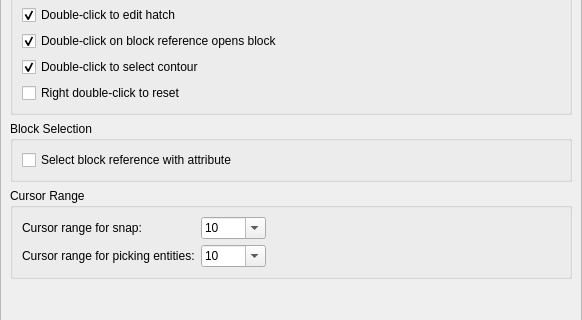
Before: the Qt Designer form scripts/Edit/AppPreferences/GraphicsViewPreferences/BehaviorPreferences/PreferencesPage.ui in qcad/qcad, drawn with Qt 5; both pictures show x 0 to 582 and y 127 to 447 of the 582 by 615 pixel window.
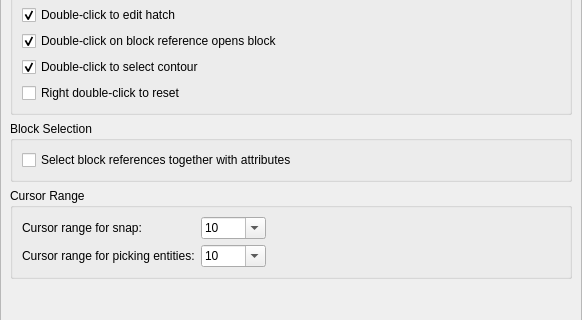
After: the same form once the commit is applied.

Diff of the .ui file:
```diff
--- a/scripts/Edit/AppPreferences/GraphicsViewPreferences/BehaviorPreferences/PreferencesPage.ui
+++ b/scripts/Edit/AppPreferences/GraphicsViewPreferences/BehaviorPreferences/PreferencesPage.ui
@@ -107,7 +107,7 @@
        <item>
         <widget class="QCheckBox" name="SelectBlockWithAttribute">
          <property name="text">
-          <string>Select block reference with attribute</string>
+          <string>Select block references together with attributes</string>
          </property>
         </widget>
        </item>
```
